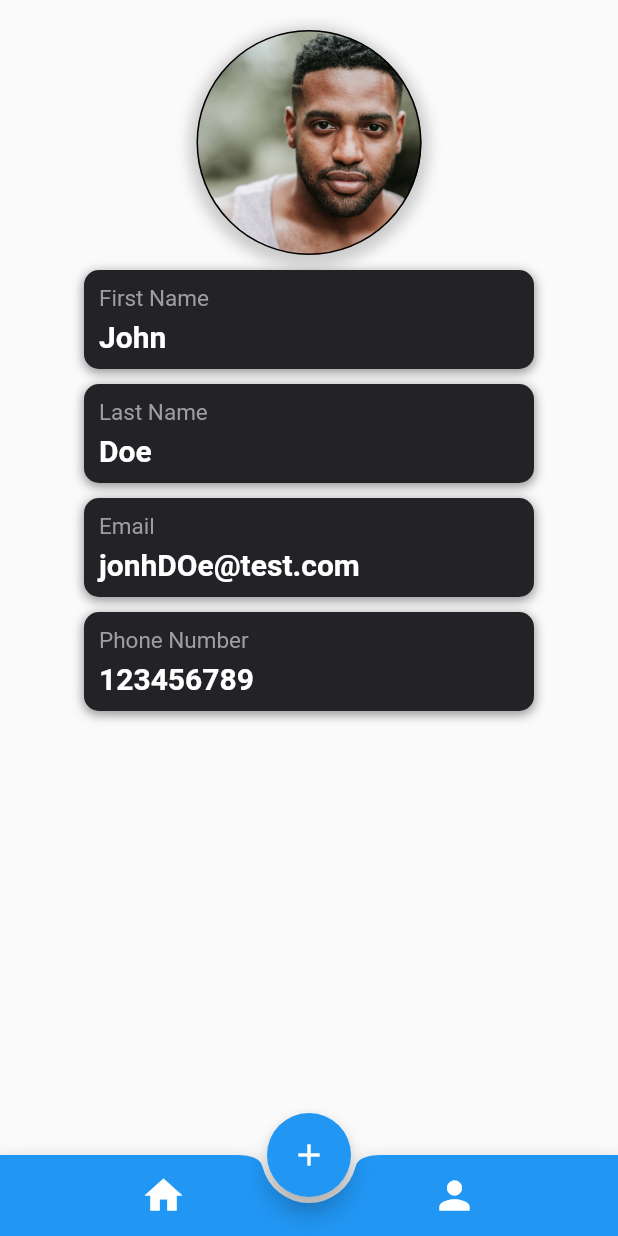
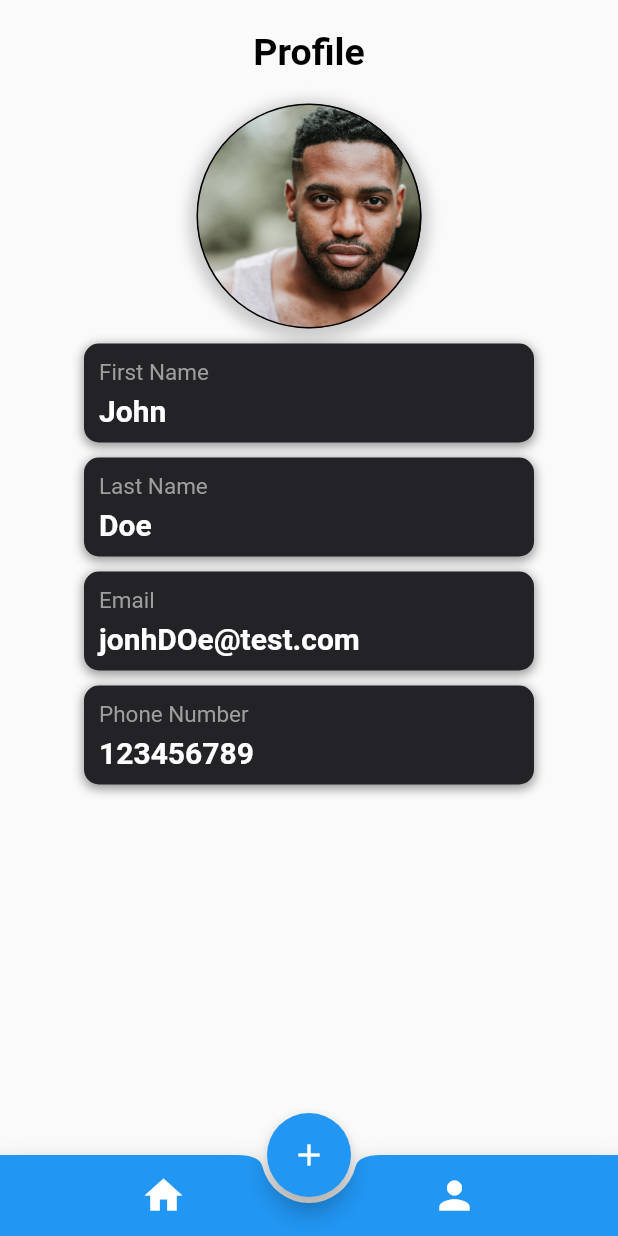
Before and after one commit to julysNICK/games_finish_flutter, a Flutter app: the ProfileScreen screen opened directly, on a phone screen of 412 x 824 dp. Run offline on Flutter 3.47's test engine with Material 2 defaults, Android fonts, the phone set to English and light mode, and no system bars.

Commit message:
add title in profile screen

```diff
--- a/lib/screens/profile/profile_screen.dart
+++ b/lib/screens/profile/profile_screen.dart
@@ -18,6 +18,17 @@ class _ProfileScreenState extends State<ProfileScreen> {
       body: SafeArea(
         child: Column(
           children: [
+            const SizedBox(
+              height: 20,
+            ),
+            const Text(
+              'Profile',
+              style: TextStyle(
+                color: Colors.black,
+                fontSize: 25,
+                fontWeight: FontWeight.bold,
+              ),
+            ),
             const SizedBox(
               height: 20,
             ),
```
